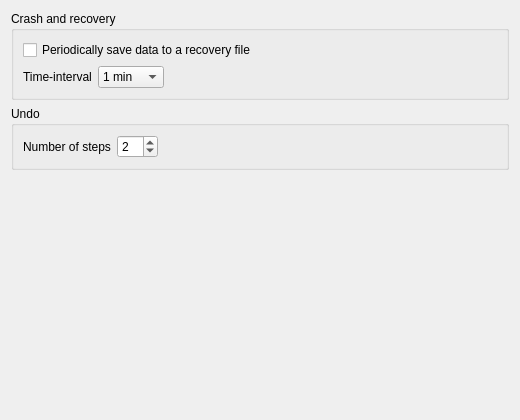
Above: src/klusters/src/prefsessionlayout.ui from Gravios/neurosuite-3 before the change. Below: the same form after it.
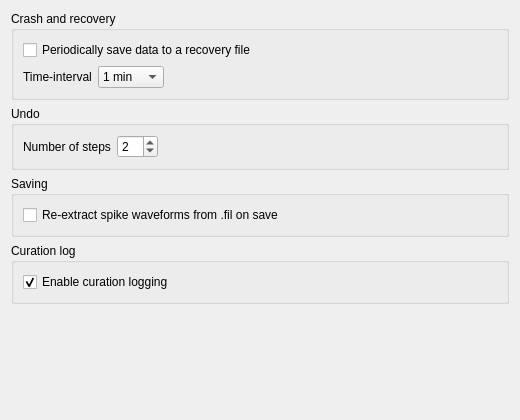
That is the form after the change.

Commit message: klusters: Preferences regrouped into General, Views and Curation

What changed in the file:
```diff
--- a/src/klusters/src/prefsessionlayout.ui
+++ b/src/klusters/src/prefsessionlayout.ui
@@ -191,6 +191,50 @@
        </layout>
       </widget>
    </item>
+   <item>
+    <widget class="QGroupBox" name="groupBox_saving">
+     <property name="title">
+      <string>Saving</string>
+     </property>
+     <layout class="QVBoxLayout" name="groupBox_savingLayout">
+      <item>
+       <widget class="QCheckBox" name="reextractSpikesOnSaveCheckBox">
+        <property name="text">
+         <string>Re-extract spike waveforms from .fil on save</string>
+        </property>
+        <property name="toolTip">
+         <string>When saving, re-extract every spike waveform for the current group from the .fil at its current .res timestamp and rewrite the .spk, so the .spk stays consistent with the timestamps (e.g. after nudging / realigning). Applies the same spatial transform the feature space was built with, including a per-group custom difference pattern. Off by default; when on this rewrites the .spk on every save and costs one .fil pass over the group.</string>
+        </property>
+        <property name="checked">
+         <bool>false</bool>
+        </property>
+       </widget>
+      </item>
+     </layout>
+    </widget>
+   </item>
+   <item>
+    <widget class="QGroupBox" name="groupBox_curationLog">
+     <property name="title">
+      <string>Curation log</string>
+     </property>
+     <layout class="QVBoxLayout" name="groupBox_curationLogLayout">
+      <item>
+       <widget class="QCheckBox" name="curationLoggingCheckBox">
+        <property name="text">
+         <string>Enable curation logging</string>
+        </property>
+        <property name="toolTip">
+         <string>Record per-action curation snapshots to the .curation_log file. Each realign/nudge/group/split takes a full-dataset audit snapshot (computeAllCentroids); disabling this skips that work, removing its overhead during performance testing. The on-disk curation audit trail is not written while disabled. Undo/redo are unaffected. Default: on.</string>
+        </property>
+        <property name="checked">
+         <bool>true</bool>
+        </property>
+       </widget>
+      </item>
+     </layout>
+    </widget>
+   </item>
    <item><spacer name="vSpacer"><property name="orientation"><enum>Qt::Vertical</enum></property><property name="sizeHint" stdset="0"><size><width>20</width><height>40</height></size></property></spacer></item>
   </layout>
  </widget>
```
The commit also changes 55 other files.
